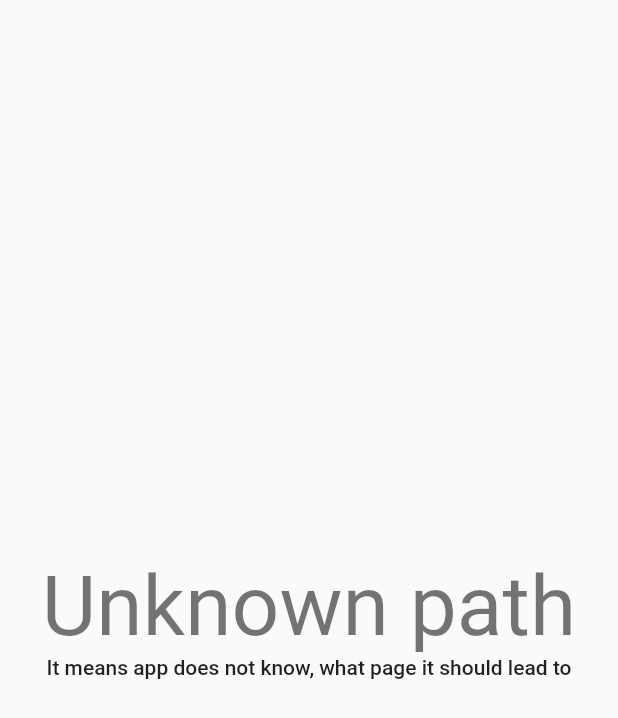
After one commit to TomSuworof/acloud_mobile, a Flutter app: the UnknownScreen screen opened by its route, on a phone screen of 412 x 824 dp. The commit adds this screen. Shown: the top 718 px of the screen. Run offline on Flutter 3.47's test engine with Material 2 defaults, Android fonts, the phone set to English and light mode, and no system bars; our stand-ins replace file_picker, flutter_dotenv, focused_menu; network calls fail.

Commit message:
Routing issues fixed

```diff
--- a/lib/screens/app.dart
+++ b/lib/screens/app.dart
@@ -2,6 +2,7 @@ import 'package:acloud_mobile/screens/main_screen.dart';
 import 'package:acloud_mobile/screens/login_screen.dart';
 import 'package:acloud_mobile/screens/dashboard_screen.dart';
 import 'package:acloud_mobile/screens/personal_screen.dart';
+import 'package:acloud_mobile/screens/unknown_screen.dart';
 import 'package:flutter/material.dart';
 
 class App extends StatelessWidget {
@@ -14,11 +15,26 @@ class App extends StatelessWidget {
       ),
       routes: {
         '/': (context) => MainScreen(),
+        '/unknown': (context) => UnknownScreen(),
         '/login': (context) => LoginScreen(),
         '/dashboard': (context) => DashboardScreen(),
         '/personal': (context) => PersonalScreen(),
       },
       initialRoute: '/',
+      // onGenerateRoute: (settings) {
+      //   switch(settings.name) {
+      //     case '/':
+      //       return MaterialPageRoute(builder: (context) => MainScreen());
+      //     case "/login":
+      //       return MaterialPageRoute(builder: (context) => LoginScreen());
+      //     case '/dashboard':
+      //       return MaterialPageRoute(builder: (context) => DashboardScreen());
+      //     case '/personal':
+      //       return MaterialPageRoute(builder: (context) => PersonalScreen());
+      //     default:
+      //       return MaterialPageRoute(builder: (context) => UnknownScreen());
+      //   }
+      // },
     );
   }
 }
--- a/lib/screens/personal_screen.dart
+++ b/lib/screens/personal_screen.dart
@@ -87,7 +87,7 @@ class _FloatAppBarState extends State<FloatAppBar> {
                       type: MaterialType.transparency,
                       child: IconButton(
                         icon: Icon(Icons.admin_panel_settings),
-                        onPressed: () {},
+                        onPressed: () => Navigator.pushNamed(context, '/unknown'),
                       ),
                     ),
                   ],
--- /dev/null
+++ b/lib/screens/unknown_screen.dart
@@ -0,0 +1,27 @@
+import 'package:flutter/material.dart';
+
+class UnknownScreen extends StatelessWidget {
+  @override
+  Widget build(BuildContext context) {
+    return Scaffold(
+        body: Center(
+          child: Container(
+            padding: EdgeInsets.all(20.0),
+            child: Column(
+              mainAxisAlignment: MainAxisAlignment.center,
+              children: [
+                Text('Unknown path', style: Theme
+                    .of(context)
+                    .textTheme
+                    .headline2),
+                Text('It means app does not know, what page it should lead to',
+                    style: Theme
+                        .of(context)
+                        .textTheme
+                        .bodyText1),
+              ],
+            ),
+          ),
+        ));
+  }
+}
```
Also changed, not shown: lib/screens/main_screen.dart (+16 -73 lines).
